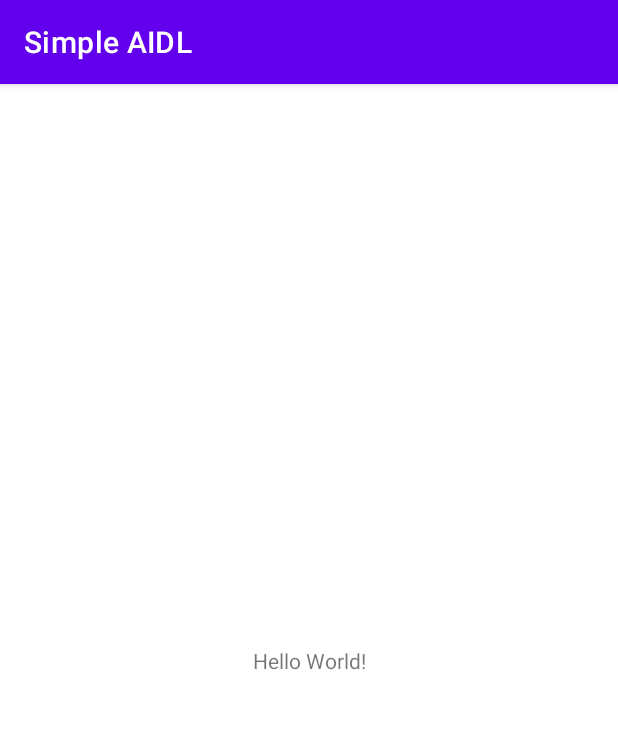
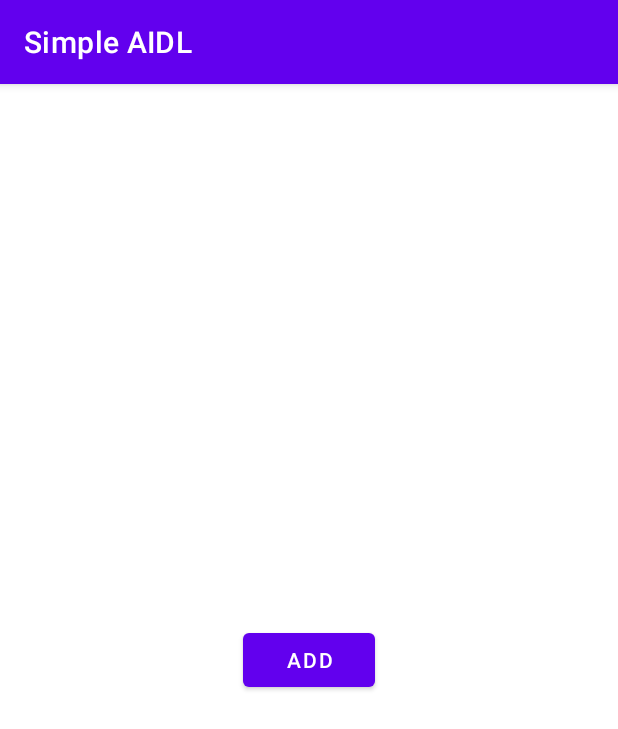
Before and after one commit to yokeshwaranb/simple-AIDL, an Android app: the screen it shows after launch (MainActivity), on a phone screen of 412 x 824 dp. Shown: the top 729 px of the screen. Run offline under Robolectric (Android 15) with nearby library versions, the phone set to English and light mode, and no system bars; 1 statement that could not run was skipped.

```diff
--- a/app/src/main/AndroidManifest.xml
+++ b/app/src/main/AndroidManifest.xml
@@ -13,6 +13,12 @@
         android:supportsRtl="true"
         android:theme="@style/Theme.SimpleAIDL"
         tools:targetApi="31">
+
+        <service
+            android:name=".MyRemoteService"
+            android:enabled="true"
+            android:exported="true"></service>
+
         <activity
             android:name=".MainActivity"
             android:exported="true">
--- a/app/src/main/java/com/training/simpleaidl/MainActivity.java
+++ b/app/src/main/java/com/training/simpleaidl/MainActivity.java
@@ -2,13 +2,61 @@ package com.training.simpleaidl;
 
 import androidx.appcompat.app.AppCompatActivity;
 
+import android.content.ComponentName;
+import android.content.Context;
+import android.content.Intent;
+import android.content.ServiceConnection;
 import android.os.Bundle;
+import android.os.IBinder;
+import android.os.RemoteException;
+import android.util.Log;
+import android.widget.Button;
 
 public class MainActivity extends AppCompatActivity {
+
+    private static final String TAG = "Yoke.MainActivity";
+
+    IMyCalculatorAidlInterface iMyCalculatorAidlInterface;
+
+    Button btnAdd;
 
     @Override
     protected void onCreate(Bundle savedInstanceState) {
         super.onCreate(savedInstanceState);
         setContentView(R.layout.activity_main);
+
+        btnAdd = findViewById(R.id.btnAdd);
+        btnAdd.setOnClickListener(v -> add());
+
+        Intent intent = new Intent(this, MyRemoteService.class);
+        bindService(intent, serviceConnection, Context.BIND_AUTO_CREATE);
     }
+
+    @Override
+    protected void onResume() {
+        super.onResume();
+    }
+
+    private void add() {
+        int value1 = 5;
+        int value2 = 10;
+        try {
+            int result = iMyCalculatorAidlInterface.addTwoNumber(value1, value2);
+            Log.e(TAG, "Result: " + result);
+        } catch (RemoteException e) {
+            e.printStackTrace();
+        }
+    }
+
+    ServiceConnection serviceConnection = new ServiceConnection() {
+        @Override
+        public void onServiceConnected(ComponentName name, IBinder iBinderService) {
+            iMyCalculatorAidlInterface = IMyCalculatorAidlInterface.Stub.asInterface(iBinderService);
+        }
+
+        @Override
+        public void onServiceDisconnected(ComponentName name) {
+
+        }
+    };
 }
--- a/app/src/main/res/layout/activity_main.xml
+++ b/app/src/main/res/layout/activity_main.xml
@@ -6,13 +6,13 @@
     android:layout_height="match_parent"
     tools:context=".MainActivity">
 
-    <TextView
+    <Button
+        android:id="@+id/btnAdd"
         android:layout_width="wrap_content"
         android:layout_height="wrap_content"
-        android:text="Hello World!"
+        android:text="ADD"
         app:layout_constraintBottom_toBottomOf="parent"
         app:layout_constraintEnd_toEndOf="parent"
         app:layout_constraintStart_toStartOf="parent"
         app:layout_constraintTop_toTopOf="parent" />
-
 </androidx.constraintlayout.widget.ConstraintLayout>
```
